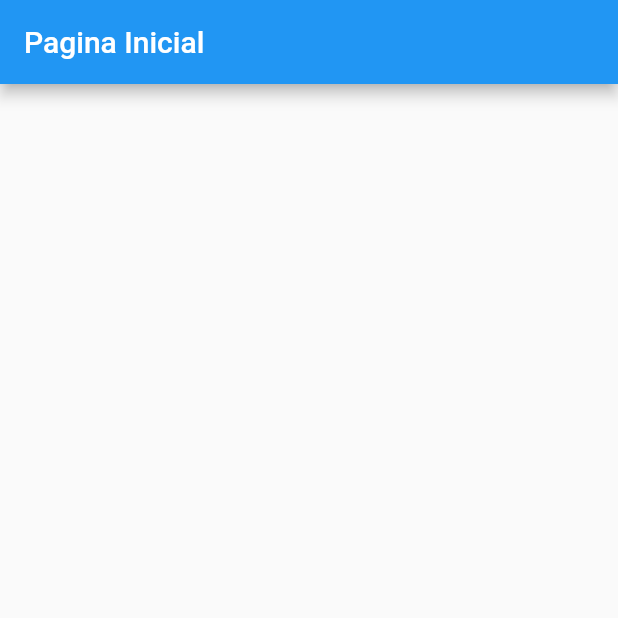
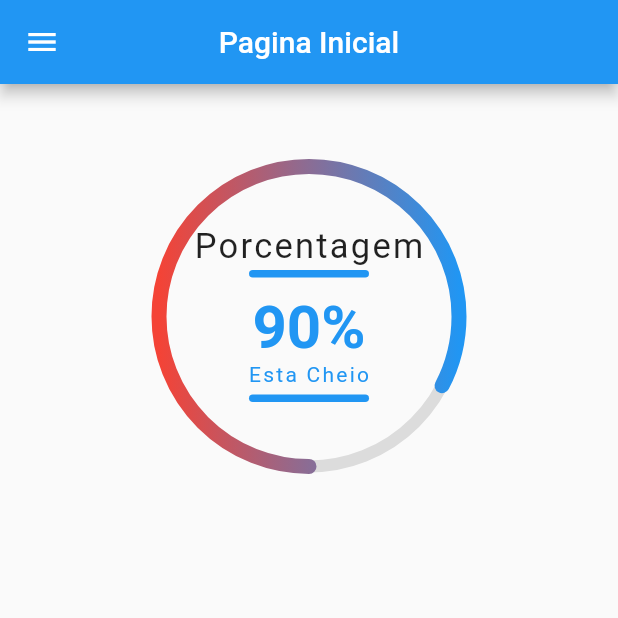
Before and after one commit to DaSilva123/botijao_app, a Flutter app: the PaginaInicial screen opened directly, on a phone screen of 412 x 824 dp, the top half of it. Run offline on Flutter 3.47's test engine with Material 2 defaults, Android fonts, the phone set to English and light mode, and no system bars.

Commit message:
adicionando menu e porcentagem

```diff
--- a/botijao_app/lib/Login.dart
+++ b/botijao_app/lib/Login.dart
@@ -77,8 +77,11 @@ class _LoginPageState extends State<LoginPage> {
                 child: RaisedButton(
                   onPressed: () {
                     setState(() {
-                      Navigator.pushNamedAndRemoveUntil(context,
-                          '/paginaInicial', (Route<dynamic> route) => false);
+                      Navigator.push(
+                        context,
+                        MaterialPageRoute(builder: (context) => PaginaInicial()),
+                      );
+
                     });
                   },
                   child: Text("Login", style: TextStyle(color: Colors.white)),
--- a/botijao_app/lib/paginaInicial.dart
+++ b/botijao_app/lib/paginaInicial.dart
@@ -1,5 +1,6 @@
+import 'package:botijao_app/paginaHistorico.dart';
 import 'package:flutter/material.dart';
-
+import 'package:botijao_app/radial_progress.dart';
 
 class PaginaInicial extends StatefulWidget {
   @override
@@ -10,8 +11,58 @@ class _PaginaInicialState extends State<PaginaInicial> {
   @override
   Widget build(BuildContext context) {
     return Scaffold(
-      appBar: AppBar(
-        title: Text("Pagina Inicial"),
+        appBar: AppBar(
+          centerTitle: true,
+          title: Text("Pagina Inicial"),
+        ),
+        drawer: new Drawer(
+            child: ListView(
+                children: <Widget>[
+            new UserAccountsDrawerHeader(
+            accountName: new Text('Mateus'),
+            accountEmail: new Text('ExemploEmail@gmail.com'),
+            currentAccountPicture: new CircleAvatar(
+              backgroundImage: new NetworkImage('http://i.pravatar.cc/300'),
+            )),
+        ListTile(
+          title: Text("Historico"),
+          onTap: () {
+            Navigator.push(context,
+                MaterialPageRoute(builder: (context) => paginaHistorico())
+            );
+          },
+
+        ),
+        Divider( color: Colors.black,
+        height: 5.0,
+        ),
+        ListTile(
+        title: Text("Configurações"),
+        onTap: () {
+           Navigator.push(context,
+           MaterialPageRoute(builder: (context) => paginaHistorico())
+    );
+    },
+
+    )
+
+    ],
+    ),
+    ),
+      body: Container(
+
+        child: Column(
+
+          children: <Widget>[
+            Padding(padding:  EdgeInsets.only(
+            top: MediaQuery.of(context).size.height / 15,
+          left: MediaQuery.of(context).size.height / 1),
+            ),
+
+            RadialProgress(),
+          ],
+        )
+
       ),
     );
   }
--- /dev/null
+++ b/botijao_app/lib/radial_progress.dart
@@ -0,0 +1,139 @@
+import 'package:flutter/material.dart';
+import 'package:vector_math/vector_math_64.dart' as math;
+
+class RadialProgress extends StatefulWidget {
+  final double goalCompleted = 0.9;
+
+  @override
+  _RadialProgressState createState() => _RadialProgressState();
+}
+
+class _RadialProgressState extends State<RadialProgress>
+    with SingleTickerProviderStateMixin {
+  AnimationController _radialProgressAnimationController;
+  Animation<double> _progressAnimation;
+  final Duration fadeInDuration = Duration(milliseconds: 500);
+  final Duration fillDuration = Duration(seconds: 2);
+   double porcentagem;
+
+
+
+  double progressDegrees = 0;
+  var count = 0;
+
+  @override
+  void initState() {
+    super.initState();
+    _radialProgressAnimationController =
+        AnimationController(vsync: this, duration: fillDuration);
+    _progressAnimation = Tween(begin: 0.0, end: 360.0).animate(CurvedAnimation(
+        parent: _radialProgressAnimationController, curve: Curves.easeIn))
+      ..addListener(() {
+        setState(() {
+          progressDegrees = widget.goalCompleted * _progressAnimation.value;
+        });
+      });
+
+    _radialProgressAnimationController.forward();
+  }
+
+  @override
+  void dispose() {
+    _radialProgressAnimationController.dispose();
+    super.dispose();
+  }
+
+  @override
+  Widget build(BuildContext context) {
+    return CustomPaint(
+      child: Container(
+        height: 200.0,
+        width: 200.0,
+        padding: EdgeInsets.symmetric(vertical: 40.0),
+        child: AnimatedOpacity(
+          opacity: progressDegrees > 30 ? 1.0 : 0.0,
+          duration: fadeInDuration,
+          child: Column(
+            children: <Widget>[
+              Text(
+                'Porcentagem',
+                style: TextStyle(fontSize: 23.0, letterSpacing: 1.5),
+              ),
+              SizedBox(
+                height: 2.0,
+              ),
+              Container(
+                height: 5.0,
+                width: 80.0,
+                decoration: BoxDecoration(
+                    color: Colors.blue,
+                    borderRadius: BorderRadius.all(Radius.circular(4.0))),
+              ),
+              SizedBox(
+                height: 10.0,
+              ),
+              Text(
+                '90%',
+                style: TextStyle(fontSize: 40.0, fontWeight: FontWeight.bold, color: Colors.blue),
+              ),
+              Text(
+                'Esta Cheio',
+                style: TextStyle(
+                    fontSize: 14.0, color: Colors.blue, letterSpacing: 1.5),
+              ),
+              SizedBox(
+                height: 5.0,
+              ),
+              Container(
+                height: 5.0,
+                width: 80.0,
+                decoration: BoxDecoration(
+                    color: Colors.blue,
+                    borderRadius: BorderRadius.all(Radius.circular(4.0))),
+              ),
+            ],
+          ),
+        ),
+      ),
+      painter: RadialPainter(progressDegrees),
+    );
+  }
+}
+
+class RadialPainter extends CustomPainter {
+  double progressInDegrees;
+
+  RadialPainter(this.progressInDegrees);
+
+  @override
+  void paint(Canvas canvas, Size size) {
+    Paint paint = Paint()
+      ..color = Colors.black12
+      ..strokeCap = StrokeCap.round
+      ..style = PaintingStyle.stroke
+      ..strokeWidth = 8.0;
+
+    Offset center = Offset(size.width / 2, size.height / 2);
+    canvas.drawCircle(center, size.width / 2, paint);
+
+    Paint progressPaint = Paint()
+      ..shader = LinearGradient(
+          colors: [Colors.red, Colors.blue])
+          .createShader(Rect.fromCircle(center: center, radius: size.width / 2))
+      ..strokeCap = StrokeCap.round
+      ..style = PaintingStyle.stroke
+      ..strokeWidth = 10.0;
+
+    canvas.drawArc(
+        Rect.fromCircle(center: center, radius: size.width / 2),
+        math.radians(90),
+        math.radians(progressInDegrees),
+        false,
+        progressPaint);
+  }
+
+  @override
+  bool shouldRepaint(CustomPainter oldDelegate) {
+    return true;
+  }
+}
--- a/botijao_app/pubspec.yaml
+++ b/botijao_app/pubspec.yaml
@@ -19,6 +19,7 @@ environment:
 dependencies:
   flutter:
     sdk: flutter
+  flutter_inner_drawer: "^0.2.2"
 
   # The following adds the Cupertino Icons font to your application.
   # Use with the CupertinoIcons class for iOS style icons.
@@ -39,6 +40,8 @@ flutter:
   # included with your application, so that you can use the icons in
   # the material Icons class.
   uses-material-design: true
+
+
 
   # To add assets to your application, add an assets section, like this:
   assets:
```
Also changed, not shown: botijao_app/pubspec.lock.
